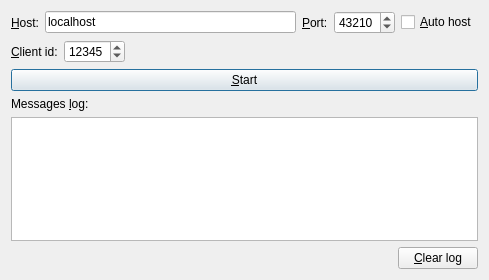
Above: client/src/client.ui from KL-7/client-server-notifier before the change. Below: the same form after it.
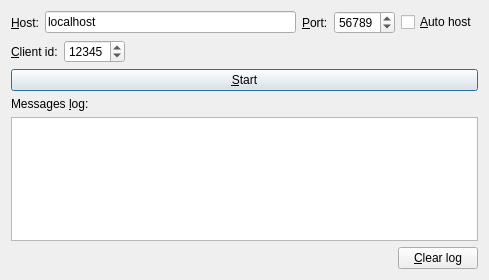
That is the form after the change.

The edit to the form file:
```diff
--- a/client/src/client.ui
+++ b/client/src/client.ui
@@ -51,11 +51,14 @@
      </item>
      <item>
       <widget class="QSpinBox" name="portSpinBox">
+       <property name="minimum">
+        <number>49152</number>
+       </property>
        <property name="maximum">
         <number>65535</number>
        </property>
        <property name="value">
-        <number>43210</number>
+        <number>56789</number>
        </property>
       </widget>
      </item>
```
Left out of the diff: 3 changed lines with no effect on the pictures.
